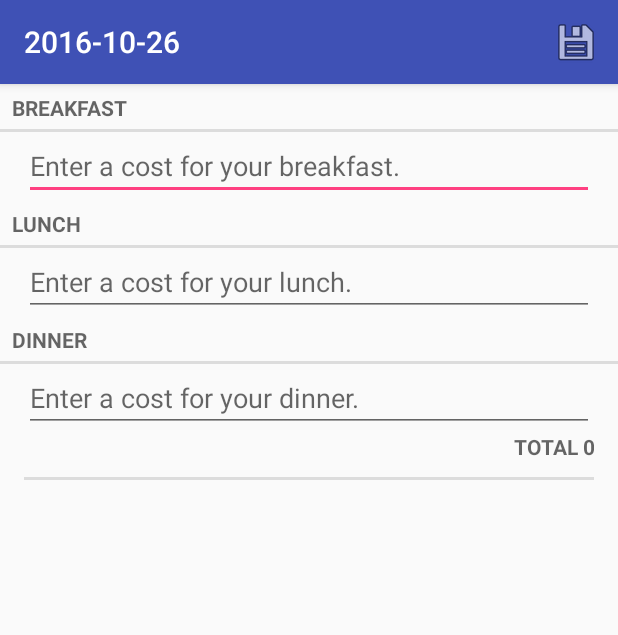
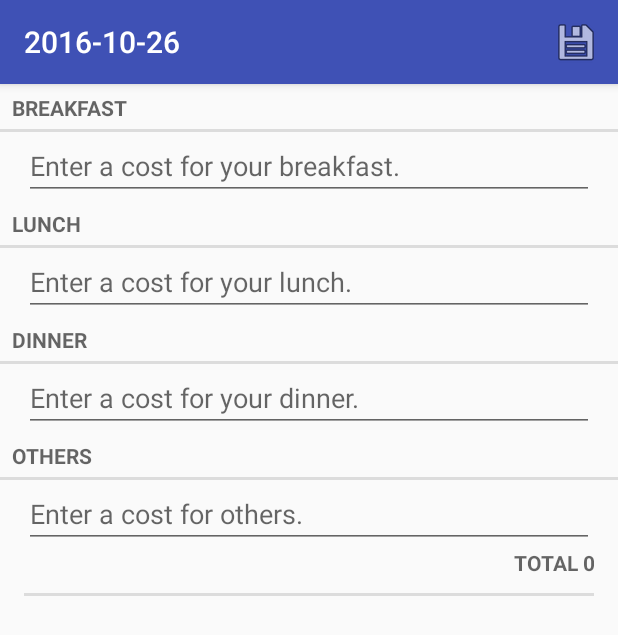
Before and after one commit to Chorior/livingExpenseRecord, an Android app: the screen it shows after launch (RecordActivity), after a tap on "Save Record", on a phone screen of 412 x 824 dp. Shown: the top 635 px of the screen. Run offline under Robolectric (Android 15) with nearby library versions, the phone set to English and light mode, and no system bars.

Commit message:
add cost for others

```diff
--- a/livingExpenseRecord/app/src/main/java/org/chorior/pengzhen/livingexpenserecord/Record.java
+++ b/livingExpenseRecord/app/src/main/java/org/chorior/pengzhen/livingexpenserecord/Record.java
@@ -20,12 +20,14 @@ public class Record extends Object {
     private int mBreakfast;
     private int mLunch;
     private int mDinner;
+    private int mOthers;
     private int mTotal_today;
 
     private static final String JSON_DATE = "date";
     private static final String JSON_BREAKFAST = "breakfast";
     private static final String JSON_LUNCH = "lunch";
     private static final String JSON_DINNER = "dinner";
+    private static final String JSON_OTHERS = "others";
 
     public JSONObject toJSON() throws JSONException {
         JSONObject json = new JSONObject();
@@ -34,6 +36,7 @@ public class Record extends Object {
         json.put(JSON_BREAKFAST,mBreakfast);
         json.put(JSON_LUNCH,mLunch);
         json.put(JSON_DINNER,mDinner);
+        json.put(JSON_OTHERS,mOthers);
 
         return json;
     }
@@ -44,6 +47,7 @@ public class Record extends Object {
         mBreakfast = json.getInt(JSON_BREAKFAST);
         mLunch = json.getInt(JSON_LUNCH);
         mDinner = json.getInt(JSON_DINNER);
+        mOthers = json.getInt(JSON_OTHERS);
     }
 
     public Date getmDate() {
@@ -60,7 +64,7 @@ public class Record extends Object {
     }
 
     public void updatemTotal_today() {
-        mTotal_today = mBreakfast + mLunch + mDinner;
+        mTotal_today = mBreakfast + mLunch + mDinner + mOthers;
     }
 
     public int getmLunch() {
@@ -87,11 +91,20 @@ public class Record extends Object {
         this.mBreakfast = mBreakfast;
     }
 
+    public int getmOthers() {
+        return mOthers;
+    }
+
+    public void setmOthers(int mOthers) {
+        this.mOthers = mOthers;
+    }
+
     public Record() {
         mDate = new Date();
         mBreakfast = 0;
         mLunch = 0;
         mDinner = 0;
+        mOthers = 0;
         mTotal_today = 0;
     }
 
@@ -100,6 +113,7 @@ public class Record extends Object {
         mBreakfast = record.getmBreakfast();
         mLunch = record.getmLunch();
         mDinner = record.getmDinner();
+        mOthers = record.getmOthers();
         mTotal_today = record.getmTotal_today();
     }
 
--- a/livingExpenseRecord/app/src/main/java/org/chorior/pengzhen/livingexpenserecord/RecordActivity.java
+++ b/livingExpenseRecord/app/src/main/java/org/chorior/pengzhen/livingexpenserecord/RecordActivity.java
@@ -19,11 +19,16 @@ public class RecordActivity extends AppCompatActivity {
     private RecordListFragment mRecordListFragment;
     private fragment_total_month mFragment_total_month;
     private List<Fragment> mFragmentList = new ArrayList<>();;
+    private static final String KEY_INDEX = "index";
+    private int savedIndex = 0;
 
     @Override
     protected void onCreate(Bundle savedInstanceState) {
         super.onCreate(savedInstanceState);
         setContentView(R.layout.activity_record);
+        if(null != savedInstanceState){
+            savedIndex = savedInstanceState.getInt(KEY_INDEX);
+        }
 
         mRecord_fragment = new RecordFragment();
         mRecordListFragment = new RecordListFragment();
@@ -88,7 +93,20 @@ public class RecordActivity extends AppCompatActivity {
     @Override
     protected void onResume() {
         super.onResume();
-        mViewPager.setCurrentItem(0);
+        mViewPager.setCurrentItem(savedIndex);
+        switch(savedIndex){
+            case 0:
+                Date date = new Date();
+                setTitle(DateFormat.format("yyyy-MM-dd",date));
+                break;
+            case 1:
+                setTitle(R.string.record_list_title);
+                break;
+            case 2:
+                setTitle(R.string.total_month_title);
+                break;
+            default:
+        }
     }
 
     @Override
@@ -96,4 +114,12 @@ public class RecordActivity extends AppCompatActivity {
         super.onPause();
         RecordLab.get(getApplicationContext()).saveRecords();
     }
+
+    @Override
+    protected void onSaveInstanceState(Bundle outState) {
+        super.onSaveInstanceState(outState);
+        if(null != mViewPager){
+            outState.putInt(KEY_INDEX,mViewPager.getCurrentItem());
+        }
+    }
 }
--- a/livingExpenseRecord/app/src/main/java/org/chorior/pengzhen/livingexpenserecord/RecordFragment.java
+++ b/livingExpenseRecord/app/src/main/java/org/chorior/pengzhen/livingexpenserecord/RecordFragment.java
@@ -2,16 +2,12 @@ package org.chorior.pengzhen.livingexpenserecord;
 
 import android.os.Bundle;
 import android.support.v4.app.Fragment;
-import android.text.Editable;
-import android.text.TextWatcher;
-import android.text.format.DateFormat;
 import android.view.LayoutInflater;
 import android.view.Menu;
 import android.view.MenuInflater;
 import android.view.MenuItem;
 import android.view.View;
 import android.view.ViewGroup;
-import android.widget.Button;
 import android.widget.EditText;
 import android.widget.TextView;
 
@@ -26,6 +22,7 @@ public class RecordFragment extends Fragment {
     private EditText mBreakfastField;
     private EditText mLunchField;
     private EditText mDinnerField;
+    private EditText mOthersField;
     private TextView mTotal_today;
     private final String str_total_today_prefix = "TOTAL ";
 
@@ -47,6 +44,7 @@ public class RecordFragment extends Fragment {
         mBreakfastField = (EditText)v.findViewById(R.id.record_breakfast);
         mLunchField = (EditText)v.findViewById(R.id.record_lunch);
         mDinnerField = (EditText)v.findViewById(R.id.record_dinner);
+        mOthersField = (EditText)v.findViewById(R.id.record_others);
 
         mTotal_today = (TextView)v.findViewById(R.id.record_total_today);
         mTotal_today.setText(str_total_today_prefix + "" +
@@ -86,6 +84,12 @@ public class RecordFragment extends Fragment {
                 } else {
                     mRecord.setmDinner(0);
                 }
+                if(0 != mOthersField.getText().length()) {
+                    mRecord.setmOthers(
+                            Integer.parseInt(mOthersField.getText().toString()));
+                } else {
+                    mRecord.setmOthers(0);
+                }
                 mTotal_today.setText(str_total_today_prefix + "" +
                         mRecord.getmTotal_today());
 
@@ -117,6 +121,11 @@ public class RecordFragment extends Fragment {
                             mDinnerField.setText(String.valueOf(r.getmDinner()));
                         }
                     }
+                    if(0 != r.getmDinner()) {
+                        if(null != mOthersField){
+                            mOthersField.setText(String.valueOf(r.getmOthers()));
+                        }
+                    }
                     if(null != mTotal_today){
                         mTotal_today.setText(str_total_today_prefix + "" +
                                 r.getmTotal_today());
@@ -136,6 +145,9 @@ public class RecordFragment extends Fragment {
                 if(null != mDinnerField){
                     mDinnerField.setText("");
                 }
+                if(null != mOthersField){
+                    mOthersField.setText("");
+                }
                 if(null != mTotal_today){
                     mTotal_today.setText(str_total_today_prefix + "0");
                 }
@@ -146,8 +158,6 @@ public class RecordFragment extends Fragment {
     @Override
     public void onResume() {
         super.onResume();
-        Date date = new Date();
-        getActivity().setTitle(DateFormat.format("yyyy-MM-dd",date));
         updateRecordFragmentView();
     }
 }
--- a/livingExpenseRecord/app/src/main/java/org/chorior/pengzhen/livingexpenserecord/RecordLab.java
+++ b/livingExpenseRecord/app/src/main/java/org/chorior/pengzhen/livingexpenserecord/RecordLab.java
@@ -1,13 +1,10 @@
 package org.chorior.pengzhen.livingexpenserecord;
 
 import android.content.Context;
-import android.text.format.DateFormat;
 
 import java.util.ArrayList;
-import java.util.Calendar;
 import java.util.Collections;
 import java.util.Date;
-import java.util.UUID;
 
 /**
  * Created by pengzhen on 14/10/16.
@@ -93,7 +90,7 @@ public class RecordLab {
     }
 
     // only record the past 3 months and this month's cost at most
-    private void updateRecords(){
+    public void updateRecords(){
         for(int i = 0; i < total_month.length; ++ i){
             total_month[i] = 0;
             record_months[i] = "";
--- a/livingExpenseRecord/app/src/main/java/org/chorior/pengzhen/livingexpenserecord/RecordListFragment.java
+++ b/livingExpenseRecord/app/src/main/java/org/chorior/pengzhen/livingexpenserecord/RecordListFragment.java
@@ -3,7 +3,6 @@ package org.chorior.pengzhen.livingexpenserecord;
 import android.content.Intent;
 import android.os.Build;
 import android.support.annotation.NonNull;
-import android.support.annotation.Nullable;
 import android.support.v4.app.ListFragment;
 import android.os.Bundle;
 import android.text.format.DateFormat;
@@ -109,6 +108,7 @@ public class RecordListFragment extends ListFragment {
                                 }
                                 mode.finish();
                                 refreshData();
+                                RecordLab.get(getActivity()).updateRecords();
                                 return true;
                             default:
                                 return false;
--- a/livingExpenseRecord/app/src/main/java/org/chorior/pengzhen/livingexpenserecord/finalRecordFragment.java
+++ b/livingExpenseRecord/app/src/main/java/org/chorior/pengzhen/livingexpenserecord/finalRecordFragment.java
@@ -1,6 +1,5 @@
 package org.chorior.pengzhen.livingexpenserecord;
 
-import android.annotation.TargetApi;
 import android.os.Bundle;
 import android.support.annotation.NonNull;
 import android.support.v4.app.Fragment;
@@ -23,6 +22,7 @@ public class finalRecordFragment extends Fragment {
     private TextView mBreakfast;
     private TextView mLunch;
     private TextView mDinner;
+    private TextView mOthers;
     private TextView mTotal_today;
 
     @Override
@@ -51,6 +51,9 @@ public class finalRecordFragment extends Fragment {
         mDinner = (TextView)v.findViewById(R.id.record_dinner_final);
         mDinner.setText(String.valueOf(mRecord.getmDinner()));
 
+        mOthers = (TextView)v.findViewById(R.id.record_others_final);
+        mOthers.setText(String.valueOf(mRecord.getmOthers()));
+
         mTotal_today = (TextView)v.findViewById(R.id.record_total_today_final);
         mTotal_today.setText(String.valueOf(mRecord.getmTotal_today()));
 
--- a/livingExpenseRecord/app/src/main/java/org/chorior/pengzhen/livingexpenserecord/fragment_total_month.java
+++ b/livingExpenseRecord/app/src/main/java/org/chorior/pengzhen/livingexpenserecord/fragment_total_month.java
@@ -10,7 +10,6 @@ import android.view.ViewGroup;
 import android.widget.TextView;
 
 import java.util.Calendar;
-import java.util.Date;
 
 /**
  * Created by pengzhen on 20/10/16.
--- a/livingExpenseRecord/app/src/main/res/layout/fragment_record.xml
+++ b/livingExpenseRecord/app/src/main/res/layout/fragment_record.xml
@@ -3,6 +3,8 @@
     android:layout_width="match_parent"
     android:layout_height="match_parent"
     android:orientation="vertical"
+    android:descendantFocusability="beforeDescendants"
+    android:focusableInTouchMode="true"
     >
     <TextView
         android:layout_width="match_parent"
@@ -58,6 +60,23 @@
     <TextView
         android:layout_width="match_parent"
         android:layout_height="wrap_content"
+        android:text="@string/record_others_label"
+        style="?android:listSeparatorTextViewStyle"
+        />
+    <EditText
+        android:id="@+id/record_others"
+        android:maxLines="1"
+        android:maxLength="7"
+        android:inputType="number"
+        android:layout_width="match_parent"
+        android:layout_height="wrap_content"
+        android:layout_marginLeft="16dp"
+        android:layout_marginRight="16dp"
+        android:hint="@string/record_others_hint"
+        />
+    <TextView
+        android:layout_width="match_parent"
+        android:layout_height="wrap_content"
         android:id="@+id/record_total_today"
         android:gravity="end"
         android:layout_marginLeft="16dp"
--- a/livingExpenseRecord/app/src/main/res/values/strings.xml
+++ b/livingExpenseRecord/app/src/main/res/values/strings.xml
@@ -3,10 +3,11 @@
     <string name="record_breakfast_hint">Enter a cost for your breakfast.</string>
     <string name="record_lunch_hint">Enter a cost for your lunch.</string>
     <string name="record_dinner_hint">Enter a cost for your dinner.</string>
+    <string name="record_others_hint">Enter a cost for others.</string>
     <string name="record_breakfast_label">BREAKFAST</string>
     <string name="record_lunch_label">LUNCH</string>
     <string name="record_dinner_label">DINNER</string>
-    <string name="record_date_label">DATE</string>
+    <string name="record_others_label">OTHERS</string>
     <string name="record_totalToday_label">TOTAL</string>
     <string name="record_list_item_totalTodayText">Record totalToday</string>
     <string name="record_list_item_dateText">Record Date</string>
```
Also changed, not shown: livingExpenseRecord/app/src/main/res/layout/fragment_record_final.xml (+18 -0 lines).
